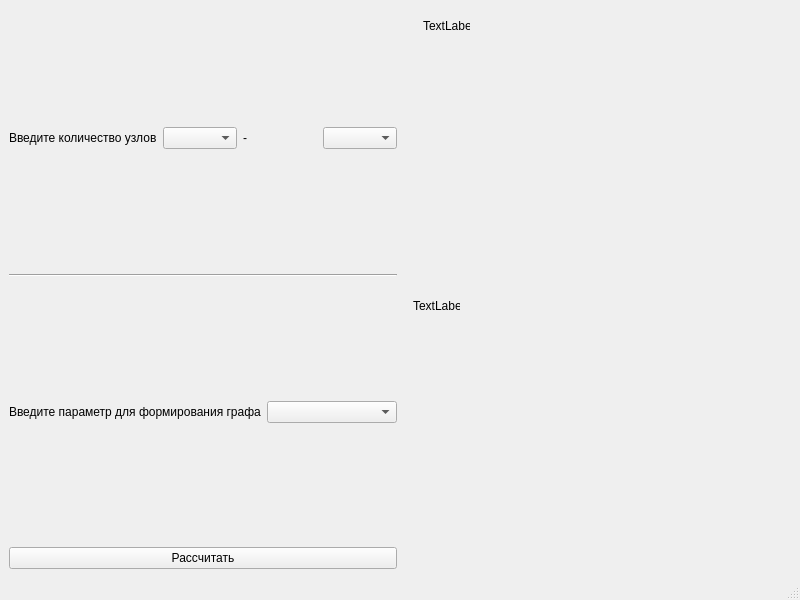
Old version of the form main_window.ui in the repository KolyazovKA/reliability-evaluator.
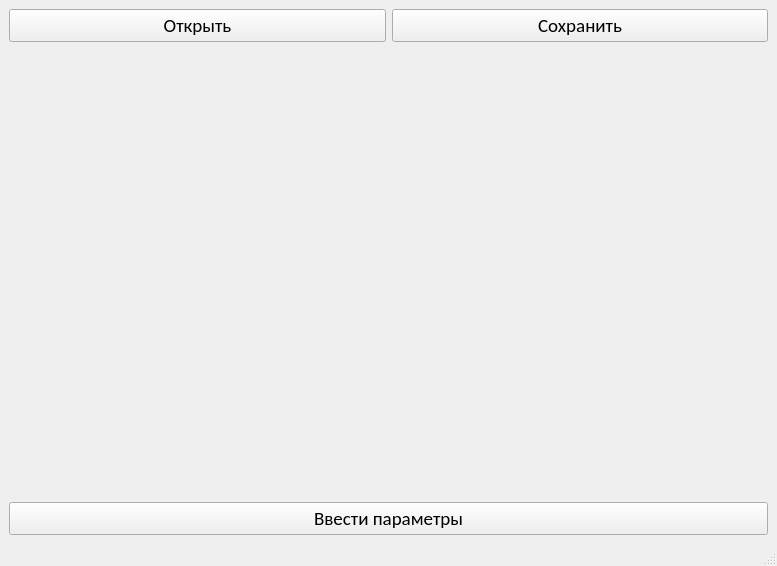
New version of the form.

Commit message: Добавлены построение графа при введении параметров из файла

```diff
--- a/main_window.ui
+++ b/main_window.ui
@@ -6,182 +6,70 @@
    <rect>
     <x>0</x>
     <y>0</y>
-    <width>800</width>
-    <height>600</height>
+    <width>777</width>
+    <height>566</height>
    </rect>
   </property>
   <property name="windowTitle">
    <string>Оценки надежности на основе связности узлов</string>
   </property>
   <widget class="QWidget" name="centralwidget">
-   <layout class="QVBoxLayout" name="verticalLayout_2">
-    <item>
-     <layout class="QHBoxLayout" name="horizontalLayout">
+   <layout class="QGridLayout" name="gridLayout">
+    <item row="0" column="0">
+     <layout class="QVBoxLayout" name="verticalLayout">
       <item>
-       <layout class="QVBoxLayout" name="verticalLayout_3">
-        <item>
-         <layout class="QVBoxLayout" name="verticalLayout_4"/>
-        </item>
-        <item>
-         <spacer name="verticalSpacer">
-          <property name="orientation">
-           <enum>Qt::Vertical</enum>
-          </property>
-          <property name="sizeHint" stdset="0">
-           <size>
-            <width>20</width>
-            <height>40</height>
-           </size>
-          </property>
-         </spacer>
-        </item>
-        <item>
-         <layout class="QHBoxLayout" name="horizontalLayout_2">
-          <item>
-           <widget class="QLabel" name="label_2">
-            <property name="text">
-             <string>Введите количество узлов</string>
-            </property>
-           </widget>
-          </item>
-          <item>
-           <widget class="QComboBox" name="comboBox"/>
-          </item>
-          <item>
-           <widget class="QLabel" name="label_3">
-            <property name="text">
-             <string>-</string>
-            </property>
-           </widget>
-          </item>
-          <item>
-           <widget class="QComboBox" name="comboBox_3"/>
-          </item>
-         </layout>
-        </item>
-        <item>
-         <spacer name="verticalSpacer_2">
-          <property name="orientation">
-           <enum>Qt::Vertical</enum>
-          </property>
-          <property name="sizeHint" stdset="0">
-           <size>
-            <width>20</width>
-            <height>40</height>
-           </size>
-          </property>
-         </spacer>
-        </item>
-        <item>
-         <widget class="Line" name="line">
-          <property name="orientation">
-           <enum>Qt::Horizontal</enum>
-          </property>
-         </widget>
-        </item>
-        <item>
-         <spacer name="verticalSpacer_3">
-          <property name="orientation">
-           <enum>Qt::Vertical</enum>
-          </property>
-          <property name="sizeHint" stdset="0">
-           <size>
-            <width>20</width>
-            <height>40</height>
-           </size>
-          </property>
-         </spacer>
-        </item>
-        <item>
-         <layout class="QHBoxLayout" name="horizontalLayout_3">
-          <item>
-           <widget class="QLabel" name="label">
-            <property name="text">
-             <string>Введите параметр для формирования графа</string>
-            </property>
-           </widget>
-          </item>
-          <item>
-           <widget class="QComboBox" name="comboBox_2"/>
-          </item>
-         </layout>
-        </item>
-        <item>
-         <spacer name="verticalSpacer_4">
-          <property name="orientation">
-           <enum>Qt::Vertical</enum>
-          </property>
-          <property name="sizeHint" stdset="0">
-           <size>
-            <width>20</width>
-            <height>40</height>
-           </size>
-          </property>
-         </spacer>
-        </item>
+       <layout class="QHBoxLayout" name="horizontalLayout">
         <item>
          <widget class="QPushButton" name="pushButton">
+          <property name="font">
+           <font>
+            <family>Calibri</family>
+            <pointsize>14</pointsize>
+           </font>
+          </property>
           <property name="text">
-           <string>Рассчитать</string>
+           <string>Открыть</string>
           </property>
          </widget>
         </item>
-       </layout>
-      </item>
-      <item>
-       <layout class="QVBoxLayout" name="verticalLayout">
         <item>
-         <widget class="QWidget" name="Graph" native="true">
-          <widget class="QWidget" name="widget" native="true">
-           <property name="geometry">
-            <rect>
-             <x>0</x>
-             <y>40</y>
-             <width>381</width>
-             <height>241</height>
-            </rect>
-           </property>
-          </widget>
-          <widget class="QWidget" name="widget_2" native="true">
-           <property name="geometry">
-            <rect>
-             <x>0</x>
-             <y>310</y>
-             <width>381</width>
-             <height>231</height>
-            </rect>
-           </property>
-          </widget>
-          <widget class="QLabel" name="label_4">
-           <property name="geometry">
-            <rect>
-             <x>20</x>
-             <y>10</y>
-             <width>47</width>
-             <height>13</height>
-            </rect>
-           </property>
-           <property name="text">
-            <string>TextLabel</string>
-           </property>
-          </widget>
-          <widget class="QLabel" name="label_5">
-           <property name="geometry">
-            <rect>
-             <x>10</x>
-             <y>290</y>
-             <width>47</width>
-             <height>13</height>
-            </rect>
-           </property>
-           <property name="text">
-            <string>TextLabel</string>
-           </property>
-          </widget>
+         <widget class="QPushButton" name="pushButton_2">
+          <property name="font">
+           <font>
+            <family>Calibri</family>
+            <pointsize>14</pointsize>
+           </font>
+          </property>
+          <property name="text">
+           <string>Сохранить</string>
+          </property>
          </widget>
         </item>
        </layout>
       </item>
+      <item>
+       <widget class="QWidget" name="widget" native="true">
+        <property name="minimumSize">
+         <size>
+          <width>0</width>
+          <height>400</height>
+         </size>
+        </property>
+       </widget>
+      </item>
+      <item>
+       <widget class="QPushButton" name="pushButton_3">
+        <property name="font">
+         <font>
+          <family>Calibri</family>
+          <pointsize>14</pointsize>
+         </font>
+        </property>
+        <property name="text">
+         <string>Ввести параметры</string>
+        </property>
+       </widget>
+      </item>
      </layout>
     </item>
    </layout>
```
Left out of the diff: 12 changed lines with no effect on the pictures. The commit also changes 15 other files.
